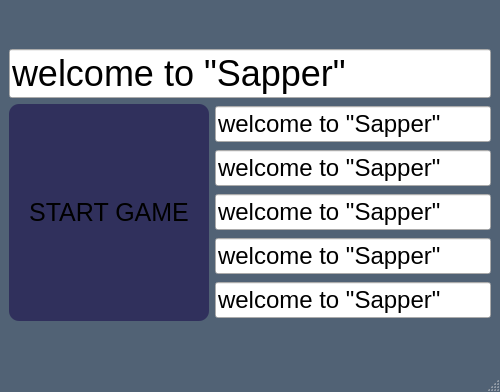
This is HubMenu/FrontEnd/MainWindow.ui in FrogCpp/SaperYandex as Qt 5 draws it before an edit. The edited form follows.
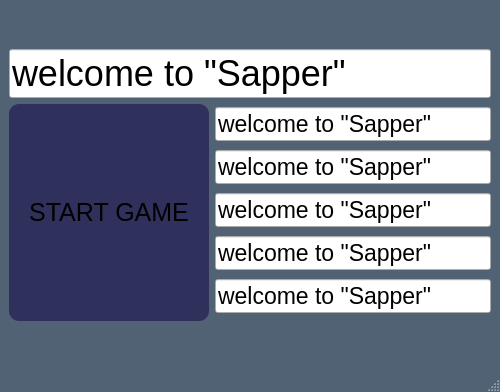
This is the edited form.

Patch:
```diff
--- a/HubMenu/FrontEnd/MainWindow.ui
+++ b/HubMenu/FrontEnd/MainWindow.ui
@@ -125,7 +125,7 @@
        <widget class="QLineEdit" name="first">
         <property name="font">
          <font>
-          <pointsize>18</pointsize>
+          <pointsize>17</pointsize>
          </font>
         </property>
         <property name="styleSheet">
@@ -148,7 +148,7 @@
        <widget class="QLineEdit" name="second">
         <property name="font">
          <font>
-          <pointsize>18</pointsize>
+          <pointsize>17</pointsize>
          </font>
         </property>
         <property name="styleSheet">
@@ -171,7 +171,7 @@
        <widget class="QLineEdit" name="ferd">
         <property name="font">
          <font>
-          <pointsize>18</pointsize>
+          <pointsize>17</pointsize>
          </font>
         </property>
         <property name="styleSheet">
@@ -194,7 +194,7 @@
        <widget class="QLineEdit" name="forth">
         <property name="font">
          <font>
-          <pointsize>18</pointsize>
+          <pointsize>17</pointsize>
          </font>
         </property>
         <property name="styleSheet">
@@ -214,7 +214,7 @@
        <widget class="QLineEdit" name="fifth">
         <property name="font">
          <font>
-          <pointsize>18</pointsize>
+          <pointsize>17</pointsize>
          </font>
         </property>
         <property name="styleSheet">
```
